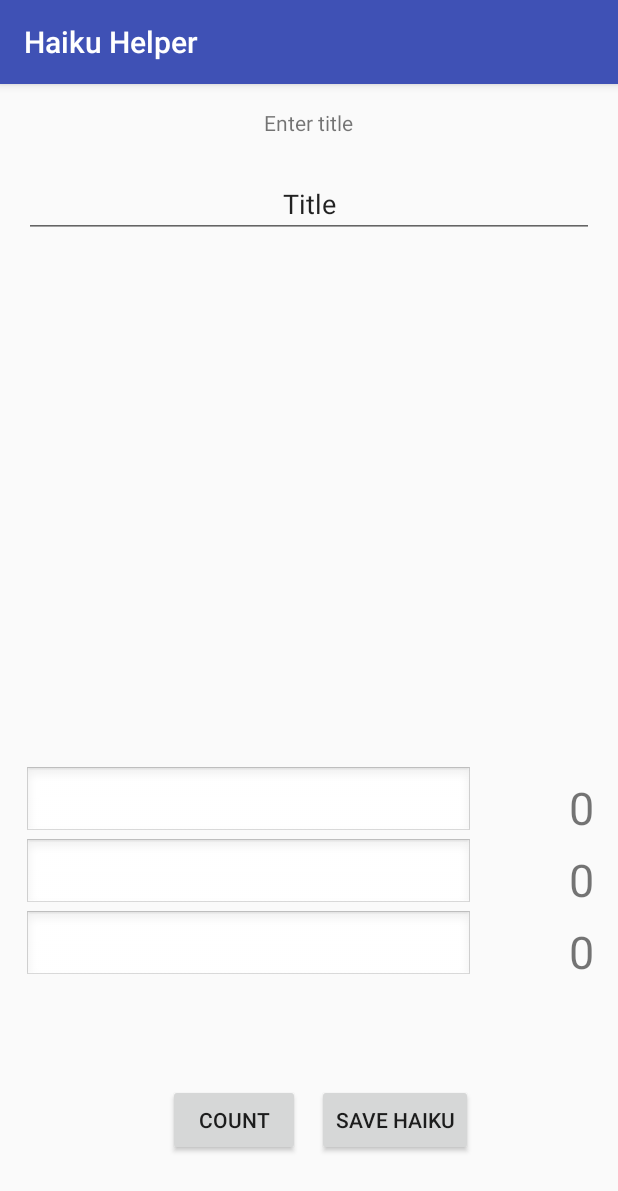
After one commit to Witidek/Haiku-Helper, an Android app: the WritingActivity screen opened directly, with no data from a screen before it, on a phone screen of 412 x 824 dp. The commit adds this screen. Shown: the top 1191 px of the screen. Run offline under Robolectric (Android 15) with nearby library versions, the phone set to English and light mode, and no system bars; libraries missing offline, so code that uses them is left out: com.readystatesoftware.sqliteasset.

Commit message:
DB, WritingActivity, main functionality
- Started DBHelper
- Started WritingActivity
- Counts syllables

```diff
--- a/app/src/main/AndroidManifest.xml
+++ b/app/src/main/AndroidManifest.xml
@@ -15,6 +15,8 @@
                 <category android:name="android.intent.category.LAUNCHER" />
             </intent-filter>
         </activity>
+        <activity android:name=".WritingActivity" >
+        </activity>
     </application>
 
 </manifest>
--- /dev/null
+++ b/app/src/main/java/cmps121/haikuhelper/WritingActivity.java
@@ -0,0 +1,147 @@
+package cmps121.haikuhelper;
+
+import android.graphics.Color;
+import android.support.v7.app.AppCompatActivity;
+import android.os.Bundle;
+import android.view.View;
+import android.widget.Button;
+import android.widget.EditText;
+import android.widget.TextView;
+
+import okhttp3.OkHttpClient;
+import okhttp3.logging.HttpLoggingInterceptor;
+import retrofit2.Call;
+import retrofit2.Callback;
+import retrofit2.GsonConverterFactory;
+import retrofit2.Response;
+import retrofit2.Retrofit;
+import retrofit2.http.GET;
+import retrofit2.http.Query;
+
+public class WritingActivity extends AppCompatActivity {
+
+    DBHelper db;
+
+    EditText titleText;
+    EditText[] linesText = new EditText[3];
+    TextView[] syllablesText = new TextView[3];
+    String[] lines = new String[3];
+    Button countSyllablesButton;
+
+    int apiRequests = 0;
+
+    @Override
+    protected void onCreate(Bundle savedInstanceState) {
+        super.onCreate(savedInstanceState);
+        setContentView(R.layout.activity_writing);
+
+        db = DBHelper.getInstance(this);
+
+        titleText = (EditText)findViewById(R.id.titleText);
+
+        linesText[0] = (EditText)findViewById(R.id.line1);
+        linesText[1] = (EditText)findViewById(R.id.line2);
+        linesText[2] = (EditText)findViewById(R.id.line3);
+
+        syllablesText[0] = (TextView)findViewById(R.id.line1Syllables);
+        syllablesText[1] = (TextView)findViewById(R.id.line2Syllables);
+        syllablesText[2] = (TextView)findViewById(R.id.line3Syllables);
+
+        countSyllablesButton = (Button)findViewById(R.id.countSyllablesButton);
+    }
+
+    public void countSyllables(View view) {
+        countSyllablesButton.setEnabled(false);
+
+        HttpLoggingInterceptor logging = new HttpLoggingInterceptor();
+        // set your desired log level
+        logging.setLevel(HttpLoggingInterceptor.Level.BODY);
+        OkHttpClient httpClient = new OkHttpClient.Builder()
+                .addInterceptor(logging)
+                .build();
+
+        Retrofit retrofit = new Retrofit.Builder()
+                .baseUrl("http://rhymebrain.com/")
+                .addConverterFactory(GsonConverterFactory.create())	//parse Gson string
+                .client(httpClient)	//add logging
+                .build();
+
+        RhymeBrainService service = retrofit.create(RhymeBrainService.class);
+
+        for (int i = 0; i < lines.length; i++) {
+            lines[i] = linesText[i].getText().toString();
+            syllablesText[i].setText(String.format("%d", 0));
+            String[] words = lines[i].split(" ");
+            final int index = i;
+
+
+            for (String word: words) {
+                Call<WordInfo> queryResponseCall = service.getWordInfo("getWordInfo", word);
+
+                apiRequests++;
+                //Call retrofit asynchronously
+                queryResponseCall.clone().enqueue(new Callback<WordInfo>() {
+
+                    @Override
+                    public void onResponse(Response<WordInfo> response) {
+                        // isSuccess() checks for a 200 code
+                        if (response.isSuccess()) {
+                            apiRequests--;
+                            int syllableCount = Integer.parseInt(syllablesText[index].getText().toString());
+                            syllableCount += Integer.parseInt(response.body().syllables);
+                            syllablesText[index].setText(String.format("%d", syllableCount));
+                            if (index == 0 || index == 2) {
+                                if (syllableCount == 5) {
+                                    syllablesText[index].setTextColor(Color.GREEN);
+                                }else if (syllableCount > 5) {
+                                    syllablesText[index].setTextColor(Color.RED);
+                                }else {
+                                    syllablesText[index].setTextColor(Color.BLACK);
+                                }
+                            }else if (index == 1){
+                                if (syllableCount == 7) {
+                                    syllablesText[index].setTextColor(Color.GREEN);
+                                }else if (syllableCount > 7) {
+                                    syllablesText[index].setTextColor(Color.RED);
+                                }else {
+                                    syllablesText[index].setTextColor(Color.BLACK);
+                                }
+                            }
+                            if (apiRequests == 0) {
+                                countSyllablesButton.setEnabled(true);
+                            }
+                        }
+                    }
+
+                    @Override
+                    public void onFailure(Throwable t) {
+                        // Log error here since request failed
+                    }
+                });
+            }
+        }
+    }
+
+    public void saveHaiku(View view) {
+        Haiku haiku = new Haiku();
+
+        haiku.title = titleText.getText().toString();
+        haiku.line1 = lines[0];
+        haiku.line2 = lines[1];
+        haiku.line3 = lines[2];
+
+        countSyllables(countSyllablesButton);
+
+        haiku.line1syl = Integer.parseInt(syllablesText[0].getText().toString());
+        haiku.line2syl = Integer.parseInt(syllablesText[1].getText().toString());
+        haiku.line3syl = Integer.parseInt(syllablesText[2].getText().toString());
+
+        db.saveHaiku(haiku);
+    }
+
+    public interface RhymeBrainService {
+        @GET("talk")
+        Call<WordInfo> getWordInfo(@Query("function") String function,
+                                   @Query("word") String word);
+    }
+}
--- /dev/null
+++ b/app/src/main/res/layout/activity_writing.xml
@@ -0,0 +1,132 @@
+<?xml version="1.0" encoding="utf-8"?>
+<RelativeLayout xmlns:android="http://schemas.android.com/apk/res/android"
+    xmlns:tools="http://schemas.android.com/tools" android:layout_width="match_parent"
+    android:layout_height="match_parent" android:paddingLeft="@dimen/activity_horizontal_margin"
+    android:paddingRight="@dimen/activity_horizontal_margin"
+    android:paddingTop="@dimen/activity_vertical_margin"
+    android:paddingBottom="@dimen/activity_vertical_margin"
+    tools:context="cmps121.haikuhelper.WritingActivity">
+
+    <TextView
+        android:layout_width="wrap_content"
+        android:layout_height="wrap_content"
+        android:text="Enter title"
+        android:id="@+id/textView"
+        android:layout_alignParentTop="true"
+        android:layout_centerHorizontal="true" />
+
+    <EditText
+        android:layout_width="wrap_content"
+        android:layout_height="wrap_content"
+        android:id="@+id/line3"
+        android:background="@android:drawable/edit_text"
+        android:layout_above="@+id/countSyllablesButton"
+        android:layout_alignParentLeft="true"
+        android:layout_alignParentStart="true"
+        android:layout_marginBottom="68dp"
+        android:layout_toStartOf="@+id/line3Syllables"
+        android:layout_alignRight="@+id/button"
+        android:layout_alignEnd="@+id/button" />
+
+    <Button
+        android:layout_width="wrap_content"
+        android:layout_height="wrap_content"
+        android:text="Count"
+        android:id="@+id/countSyllablesButton"
+        android:onClick="countSyllables"
+        android:layout_marginBottom="37dp"
+        android:layout_alignParentBottom="true"
+        android:layout_alignRight="@+id/textView"
+        android:layout_alignEnd="@+id/textView"
+        android:layout_marginRight="35dp"
+        android:layout_marginEnd="35dp" />
+
+    <EditText
+        android:layout_width="wrap_content"
+        android:layout_height="wrap_content"
+        android:id="@+id/line2"
+        android:background="@android:drawable/edit_text"
+        android:layout_above="@+id/line3"
+        android:layout_alignParentLeft="true"
+        android:layout_alignParentStart="true"
+        android:layout_toStartOf="@+id/line2Syllables"
+        android:layout_alignRight="@+id/button"
+        android:layout_alignEnd="@+id/button" />
+
+    <EditText
+        android:layout_width="wrap_content"
+        android:layout_height="wrap_content"
+        android:id="@+id/line1"
+        android:background="@android:drawable/edit_text"
+        android:layout_above="@+id/line2"
+        android:layout_alignParentLeft="true"
+        android:layout_alignParentStart="true"
+        android:layout_toStartOf="@+id/line1Syllables"
+        android:layout_alignRight="@+id/button"
+        android:layout_alignEnd="@+id/button" />
+
+    <TextView
+        android:layout_width="wrap_content"
+        android:layout_height="wrap_content"
+        android:text="0"
+        android:id="@+id/line1Syllables"
+        android:layout_alignBottom="@+id/line1"
+        android:layout_alignParentRight="true"
+        android:layout_alignParentEnd="true"
+        android:gravity="right"
+        android:textSize="30dp"
+        android:layout_toRightOf="@+id/line2"
+        android:layout_toEndOf="@+id/line2" />
+
+    <TextView
+        android:layout_width="wrap_content"
+        android:layout_height="wrap_content"
+        android:text="0"
+        android:id="@+id/line2Syllables"
+        android:layout_alignBottom="@+id/line2"
+        android:layout_alignParentRight="true"
+        android:layout_alignParentEnd="true"
+        android:gravity="right"
+        android:textSize="30dp"
+        android:layout_toRightOf="@+id/line3"
+        android:layout_toEndOf="@+id/line3" />
+
+    <TextView
+        android:layout_width="wrap_content"
+        android:layout_height="wrap_content"
+        android:text="0"
+        android:id="@+id/line3Syllables"
+        android:layout_alignBottom="@+id/line3"
+        android:layout_alignParentRight="true"
+        android:layout_alignParentEnd="true"
+        android:gravity="right"
+        android:textSize="30dp"
+        android:layout_toEndOf="@+id/button"
+        android:layout_toRightOf="@+id/button" />
+
+    <EditText
+        android:layout_width="wrap_content"
+        android:layout_height="wrap_content"
+        android:id="@+id/titleText"
+        android:layout_marginTop="22dp"
+        android:layout_below="@+id/textView"
+        android:gravity="center"
+        android:layout_alignParentLeft="true"
+        android:layout_alignParentStart="true"
+        android:layout_alignParentRight="true"
+        android:layout_alignParentEnd="true"
+        android:text="Title"
+        android:onClick="saveHaiku" />
+
+    <Button
+        android:layout_width="wrap_content"
+        android:layout_height="wrap_content"
+        android:text="Save Haiku"
+        android:id="@+id/button"
+        android:layout_alignTop="@+id/countSyllablesButton"
+        android:layout_alignLeft="@+id/textView"
+        android:layout_alignStart="@+id/textView"
+        android:layout_marginLeft="35dp"
+        android:layout_marginStart="35dp" />
+
+</RelativeLayout>
```
Also changed, not shown: app/build.gradle (+7 -0 lines), app/src/main/java/cmps121/haikuhelper/DBHelper.java (added, +47 -0 lines), app/src/main/java/cmps121/haikuhelper/Haiku.java (added, +29 -0 lines), app/src/main/java/cmps121/haikuhelper/MainActivity.java (+8 -0 lines), app/src/main/java/cmps121/haikuhelper/WordInfo.java (added, +28 -0 lines), app/src/main/res/layout/activity_main.xml (+16 -2 lines), 2 other files.
